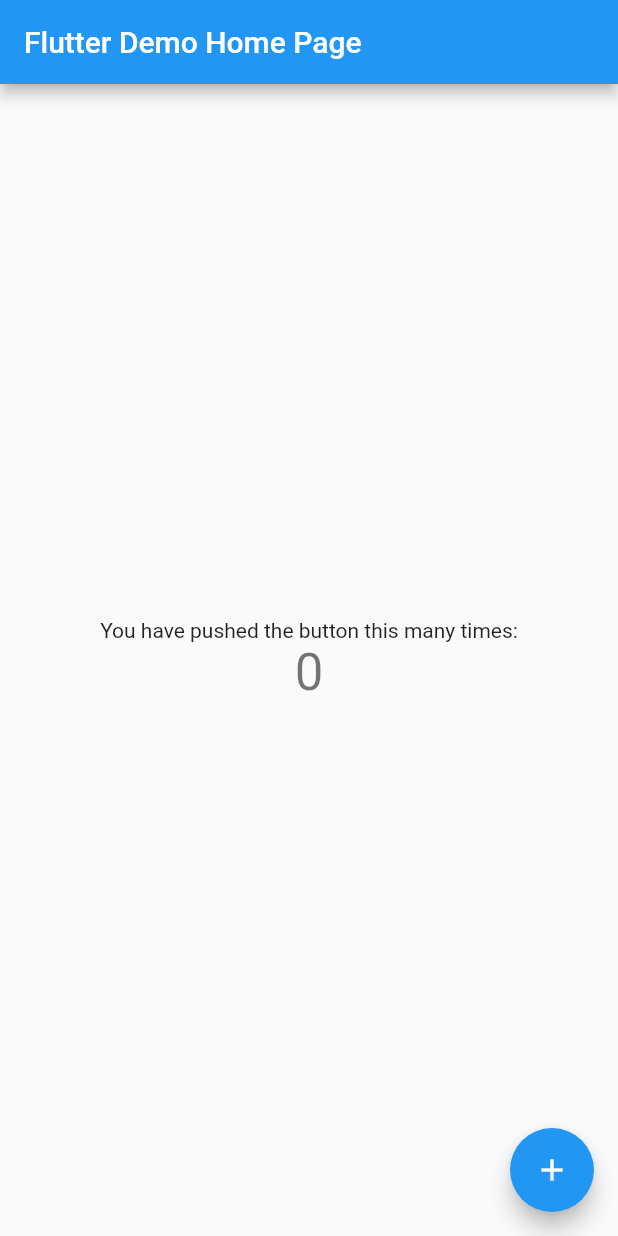
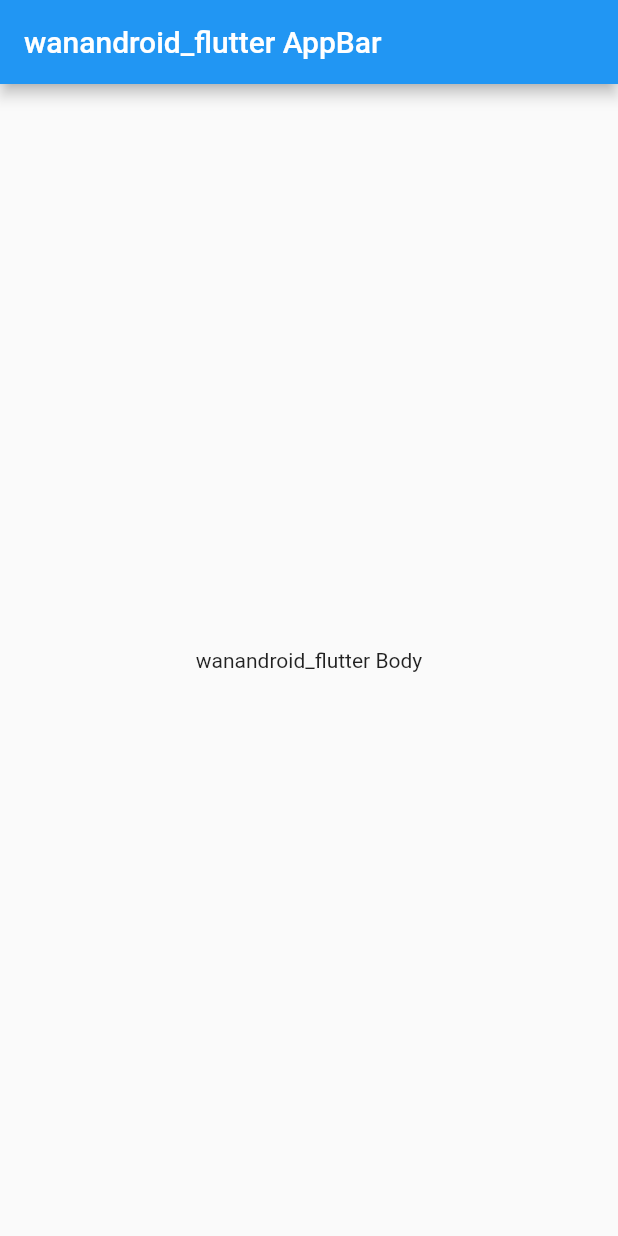
Before and after one commit to lijiankun24/WanAndroidFlutter, a Flutter app: the screen it shows after launch, on a phone screen of 412 x 824 dp. Run offline on Flutter 3.47's test engine with Material 2 defaults, Android fonts, the phone set to English and light mode, and no system bars; our stand-ins replace dio.

Commit message:
ADD：init home_page.

```diff
--- a/lib/main.dart
+++ b/lib/main.dart
@@ -1,5 +1,6 @@
 import 'package:flutter/material.dart';
 import 'package:wanandroid_flutter/common/application.dart';
+import 'page/home_page.dart';
 
 void main() {
   Application.globalInit(() {
@@ -8,109 +9,11 @@ void main() {
 }
 
 class MyApp extends StatelessWidget {
-  // This widget is the root of your application.
   @override
   Widget build(BuildContext context) {
     return MaterialApp(
-      title: 'Flutter Demo',
-      theme: ThemeData(
-        // This is the theme of your application.
-        //
-        // Try running your application with "flutter run". You'll see the
-        // application has a blue toolbar. Then, without quitting the app, try
-        // changing the primarySwatch below to Colors.green and then invoke
-        // "hot reload" (press "r" in the console where you ran "flutter run",
-        // or simply save your changes to "hot reload" in a Flutter IDE).
-        // Notice that the counter didn't reset back to zero; the application
-        // is not restarted.
-        primarySwatch: Colors.blue,
-      ),
-      home: MyHomePage(title: 'Flutter Demo Home Page'),
+      title: 'WanAndroid-Flutter',
+      home: HomePage(),
     );
   }
 }
-
-class MyHomePage extends StatefulWidget {
-  MyHomePage({Key key, this.title}) : super(key: key);
-
-  // This widget is the home page of your application. It is stateful, meaning
-  // that it has a State object (defined below) that contains fields that affect
-  // how it looks.
-
-  // This class is the configuration for the state. It holds the values (in this
-  // case the title) provided by the parent (in this case the App widget) and
-  // used by the build method of the State. Fields in a Widget subclass are
-  // always marked "final".
-
-  final String title;
-
-  @override
-  _MyHomePageState createState() => _MyHomePageState();
-}
-
-class _MyHomePageState extends State<MyHomePage> {
-  int _counter = 0;
-
-  void _incrementCounter() {
-    setState(() {
-      // This call to setState tells the Flutter framework that something has
-      // changed in this State, which causes it to rerun the build method below
-      // so that the display can reflect the updated values. If we changed
-      // _counter without calling setState(), then the build method would not be
-      // called again, and so nothing would appear to happen.
-      _counter++;
-    });
-  }
-
-  @override
-  Widget build(BuildContext context) {
-    // This method is rerun every time setState is called, for instance as done
-    // by the _incrementCounter method above.
-    //
-    // The Flutter framework has been optimized to make rerunning build methods
-    // fast, so that you can just rebuild anything that needs updating rather
-    // than having to individually change instances of widgets.
-    return Scaffold(
-      appBar: AppBar(
-        // Here we take the value from the MyHomePage object that was created by
-        // the App.build method, and use it to set our appbar title.
-        title: Text(widget.title),
-      ),
-      body: Center(
-        // Center is a layout widget. It takes a single child and positions it
-        // in the middle of the parent.
-        child: Column(
-          // Column is also a layout widget. It takes a list of children and
-          // arranges them vertically. By default, it sizes itself to fit its
-          // children horizontally, and tries to be as tall as its parent.
-          //
-          // Invoke "debug painting" (press "p" in the console, choose the
-          // "Toggle Debug Paint" action from the Flutter Inspector in Android
-          // Studio, or the "Toggle Debug Paint" command in Visual Studio Code)
-          // to see the wireframe for each widget.
-          //
-          // Column has various properties to control how it sizes itself and
-          // how it positions its children. Here we use mainAxisAlignment to
-          // center the children vertically; the main axis here is the vertical
-          // axis because Columns are vertical (the cross axis would be
-          // horizontal).
-          mainAxisAlignment: MainAxisAlignment.center,
-          children: <Widget>[
-            Text(
-              'You have pushed the button this many times:',
-            ),
-            Text(
-              '$_counter',
-              style: Theme.of(context).textTheme.display1,
-            ),
-          ],
-        ),
-      ),
-      floatingActionButton: FloatingActionButton(
-        onPressed: _incrementCounter,
-        tooltip: 'Increment',
-        child: Icon(Icons.add),
-      ), // This trailing comma makes auto-formatting nicer for build methods.
-    );
-  }
-}
--- /dev/null
+++ b/lib/page/home_page.dart
@@ -0,0 +1,23 @@
+import 'package:flutter/material.dart';
+import 'package:wanandroid_flutter/base/widget/base_page.dart';
+
+class HomePage extends BasePage {
+  @override
+  BasePageState createState() {
+    return _HomeState();
+  }
+}
+
+class _HomeState extends BasePageState<HomePage> {
+  @override
+  Widget build(BuildContext context) {
+    return Scaffold(
+      appBar: AppBar(
+        title: Text('wanandroid_flutter AppBar'),
+      ),
+      body: Center(
+        child: Text('wanandroid_flutter Body'),
+      ),
+    );
+  }
+}
```
Also changed, not shown: lib/base/widget/base_page.dart (+0 -20 lines), lib/common/application.dart (+9 -0 lines).
